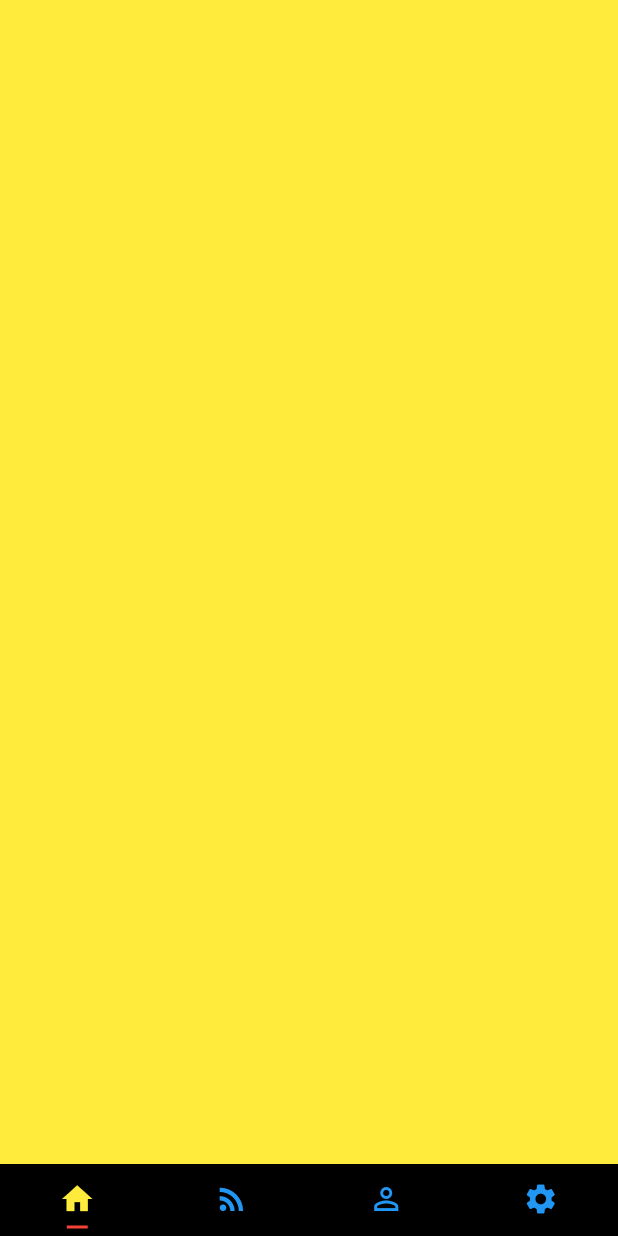
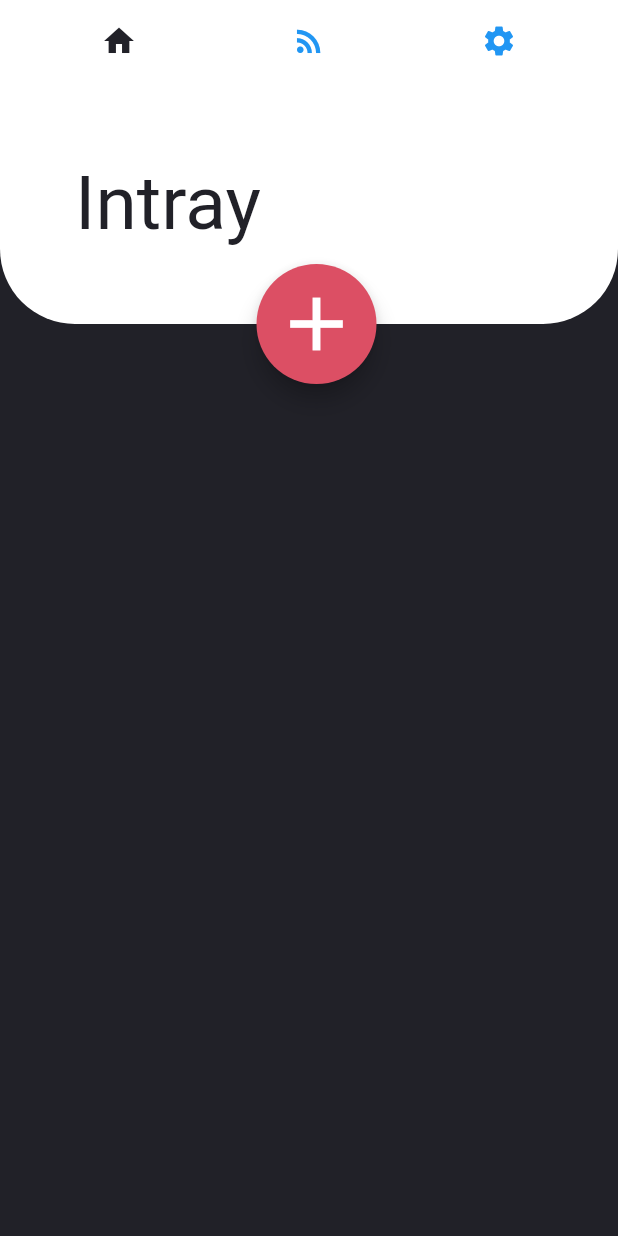
Before and after one commit to yuri-almeid/Mobile-Personal_Studies, a Flutter app: the screen it shows after launch, on a phone screen of 412 x 824 dp. Run offline on Flutter 3.47's test engine with Material 2 defaults, Android fonts, the phone set to English and light mode, and no system bars; Roboto replaces fonts that are missing (Avenir).

Commit message:
Create intray top bar and the add button

```diff
--- a/Flutter_app/todoapp/lib/main.dart
+++ b/Flutter_app/todoapp/lib/main.dart
@@ -1,4 +1,5 @@
 import 'package:flutter/material.dart';
+import 'package:todoapp/models/global.dart';
 
 void main() {
   runApp(MyApp());
@@ -11,7 +12,7 @@ class MyApp extends StatelessWidget {
     return MaterialApp(
       title: 'Todo App',
       theme: ThemeData(
-        primarySwatch: Colors.blue,
+        primarySwatch: Colors.grey,
         visualDensity: VisualDensity.adaptivePlatformDensity,
       ),
       home: MyHomePage(title: 'Todo App'),
@@ -33,13 +34,16 @@ class _MyHomePageState extends State<MyHomePage> {
   Widget build(BuildContext context) {
     return MaterialApp(
       color: Colors.yellow,
-      home: DefaultTabController(
-        length: 4,
+      home: SafeArea(
+        child: DefaultTabController(
+          length: 3,
           child: new Scaffold(
-          body: TabBarView(
+            body: Stack(
+              children: <Widget>[
+                TabBarView(
                   children: [
                     new Container(
-                color: Colors.yellow,
+                      color: darkGreyColor,
                     ),
                     new Container(
                       color: Colors.orange,
@@ -47,12 +51,49 @@ class _MyHomePageState extends State<MyHomePage> {
                     new Container(
                       color: Colors.lightGreen,
                     ),
-              new Container(
-                color: Colors.red,
-              ),
                   ],
                 ),
-          bottomNavigationBar: new TabBar(
+                Container(
+                  padding: EdgeInsets.only(left: 50),
+                  height: 160,
+                  decoration: BoxDecoration(
+                    borderRadius: BorderRadius.only(
+                      bottomLeft: Radius.circular(50),
+                      bottomRight: Radius.circular(50),
+                    ),
+                    color: Colors.white,
+                  ),
+                  child: Row(
+                    mainAxisAlignment: MainAxisAlignment.spaceBetween,
+                    children: <Widget>[
+                      Text(
+                        "Intray",
+                        style: intrayTitleStyle,
+                      ),
+                      Container(),
+                    ],
+                  ),
+                ),
+                Container(
+                  height: 80,
+                  width: 80,
+                  margin: EdgeInsets.only(
+                      top: 120,
+                      left: MediaQuery.of(context).size.width * 0.5 - 35),
+                  child: FloatingActionButton(
+                    child: Icon(
+                      Icons.add,
+                      size: 60,
+                    ),
+                    backgroundColor: redColor,
+                    onPressed: () {},
+                  ),
+                )
+              ],
+            ),
+            appBar: AppBar(
+              elevation: 0,
+              title: new TabBar(
                 tabs: [
                   Tab(
                     icon: new Icon(Icons.home),
@@ -61,19 +102,19 @@ class _MyHomePageState extends State<MyHomePage> {
                     icon: new Icon(Icons.rss_feed),
                   ),
                   Tab(
-                icon: new Icon(Icons.perm_identity),
+                    icon: new Icon(Icons.settings),
                   ),
-              Tab(
-                icon: new Icon(Icons.settings),
-              )
                 ],
-            labelColor: Colors.yellow,
+                labelColor: darkGreyColor,
                 unselectedLabelColor: Colors.blue,
                 indicatorSize: TabBarIndicatorSize.label,
                 indicatorPadding: EdgeInsets.all(5.0),
-            indicatorColor: Colors.red,
+                indicatorColor: Colors.transparent,
               ),
-          backgroundColor: Colors.black,
+              backgroundColor: Colors.white,
+            ),
+            backgroundColor: Colors.white,
+          ),
         ),
       ),
     );
```
Lines whose indentation alone changed are shown as unchanged.
